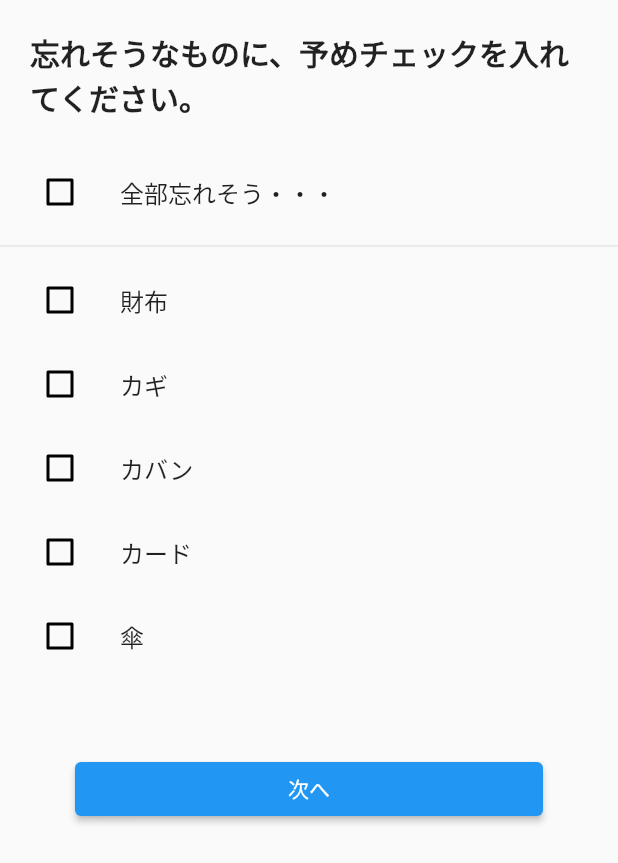
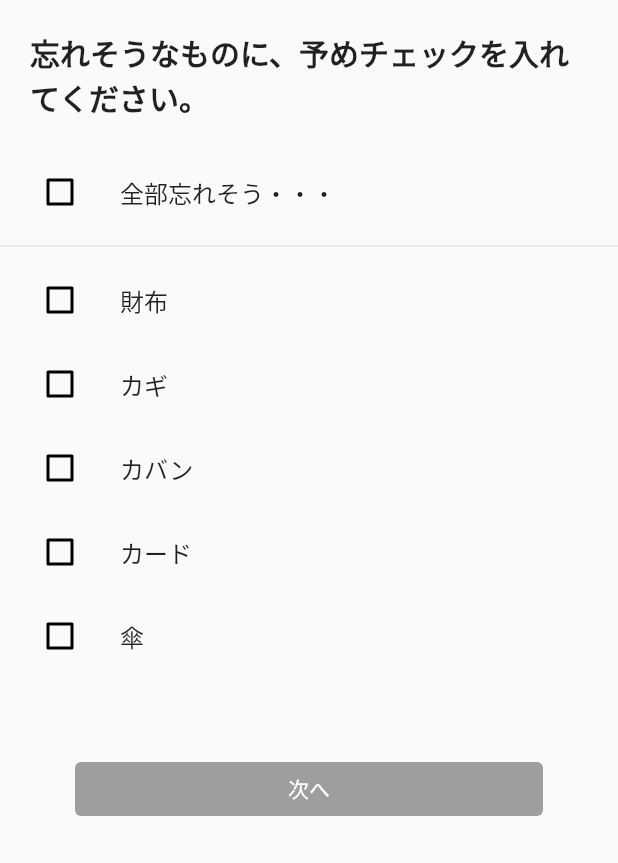
Before and after one commit to TaiyoMaruyama/FLutter-prevention-lost-item, a Flutter app: the screen it shows after launch, after a tap on "次へ", on a phone screen of 412 x 824 dp. Shown: the top 863 px of the screen. Run offline on Flutter 3.47's test engine with Material 2 defaults, Android fonts, the phone set to English and light mode, and no system bars.

Commit message:
Elevation Button.

```diff
--- a/lib/main.dart
+++ b/lib/main.dart
@@ -11,7 +11,7 @@ class mainPage extends StatelessWidget {
   Widget build(BuildContext context) {
     return MaterialApp(
       theme: ThemeData(
-        primaryColor: Colors.red,
+        primaryColor: Colors.orange,
         unselectedWidgetColor: Colors.black,
       ),
       home: mainPageScreen(),
@@ -27,6 +27,7 @@ class mainPageScreen extends StatefulWidget {
 }
 
 class _mainPageScreenState extends State<mainPageScreen> {
+  List selectedList = [];
   final allChecked = checkBoxState('全部忘れそう・・・', false);
   final checkBoxList = [
     checkBoxState('財布', false),
@@ -38,6 +39,8 @@ class _mainPageScreenState extends State<mainPageScreen> {
 
   @override
   Widget build(BuildContext context) {
+    String errorText = '';
+
     return Scaffold(
       body: ListView(
         children: [
@@ -51,6 +54,7 @@ class _mainPageScreenState extends State<mainPageScreen> {
           ListTile(
             onTap: () => onAllClicked(allChecked),
             leading: Checkbox(
+              activeColor: Colors.orange,
               value: allChecked.value,
               onChanged: (bool? value) => onAllClicked(allChecked),
             ),
@@ -61,6 +65,7 @@ class _mainPageScreenState extends State<mainPageScreen> {
             (e) => ListTile(
               onTap: () => onItemClicked(e),
               leading: Checkbox(
+                activeColor: Colors.orange,
                 value: e.value,
                 onChanged: (bool? value) => onItemClicked(e),
               ),
@@ -71,9 +76,20 @@ class _mainPageScreenState extends State<mainPageScreen> {
             margin: const EdgeInsets.all(50.0),
             child: ElevatedButton(
               onPressed: () {
-                print('clicked');
+                if (checkBoxList.any((element) => element.value) != true) {
+                  null;
+                } else {
+                  print(selectedList);
+                }
               },
               child: Text('次へ'),
+              style: ElevatedButton.styleFrom(
+                elevation: 0.0,
+                backgroundColor:
+                    checkBoxList.any((element) => element.value) != true
+                        ? Colors.grey
+                        : Colors.orange,
+              ),
             ),
           ),
         ],
@@ -93,14 +109,21 @@ class _mainPageScreenState extends State<mainPageScreen> {
 
   onItemClicked(checkBoxState Item) {
     final newValue = !Item.value;
-    setState(() {
+    setState(
+      () {
         Item.value = newValue;
+        if (newValue){
+          selectedList.add(Item.title);
+        }else{
+          selectedList.remove(Item.title);
+        }
         if (!newValue) {
           allChecked.value = false;
         } else {
           final allListChecked = checkBoxList.every((element) => element.value);
           allChecked.value = allListChecked;
         }
-    });
+      },
+    );
   }
 }
```
Lines whose indentation alone changed are shown as unchanged.
